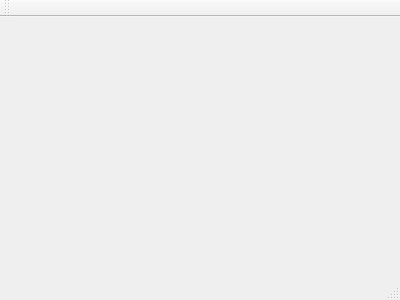
Above: student/11/timer/mainwindow.ui from AndrewGergis1997/Programming_2_C- before the change. Below: the same form after it.
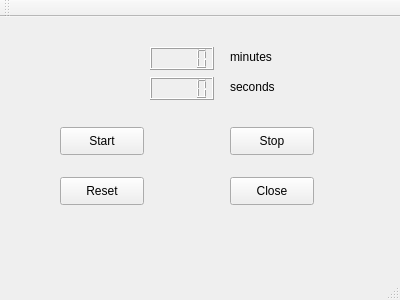
That is the form after the change.

```diff
--- a/student/11/timer/mainwindow.ui
+++ b/student/11/timer/mainwindow.ui
@@ -12,13 +12,127 @@
   <property name="windowTitle" >
    <string>MainWindow</string>
   </property>
-  <widget class="QMenuBar" name="menuBar" />
-  <widget class="QToolBar" name="mainToolBar" />
-  <widget class="QWidget" name="centralWidget" />
-  <widget class="QStatusBar" name="statusBar" />
+  <widget class="QWidget" name="centralWidget">
+   <widget class="QPushButton" name="startButton">
+    <property name="geometry">
+     <rect>
+      <x>60</x>
+      <y>110</y>
+      <width>84</width>
+      <height>28</height>
+     </rect>
+    </property>
+    <property name="text">
+     <string>Start</string>
+    </property>
+   </widget>
+   <widget class="QPushButton" name="stopButton">
+    <property name="geometry">
+     <rect>
+      <x>230</x>
+      <y>110</y>
+      <width>84</width>
+      <height>28</height>
+     </rect>
+    </property>
+    <property name="text">
+     <string>Stop</string>
+    </property>
+   </widget>
+   <widget class="QPushButton" name="closeButton">
+    <property name="geometry">
+     <rect>
+      <x>230</x>
+      <y>160</y>
+      <width>84</width>
+      <height>28</height>
+     </rect>
+    </property>
+    <property name="text">
+     <string>Close</string>
+    </property>
+   </widget>
+   <widget class="QPushButton" name="resetButton">
+    <property name="geometry">
+     <rect>
+      <x>60</x>
+      <y>160</y>
+      <width>84</width>
+      <height>28</height>
+     </rect>
+    </property>
+    <property name="text">
+     <string>Reset</string>
+    </property>
+   </widget>
+   <widget class="QLCDNumber" name="lcdNumberMin">
+    <property name="geometry">
+     <rect>
+      <x>150</x>
+      <y>30</y>
+      <width>64</width>
+      <height>23</height>
+     </rect>
+    </property>
+   </widget>
+   <widget class="QLCDNumber" name="lcdNumberSec">
+    <property name="geometry">
+     <rect>
+      <x>150</x>
+      <y>60</y>
+      <width>64</width>
+      <height>23</height>
+     </rect>
+    </property>
+   </widget>
+   <widget class="QLabel" name="minLabel">
+    <property name="geometry">
+     <rect>
+      <x>230</x>
+      <y>30</y>
+      <width>63</width>
+      <height>20</height>
+     </rect>
+    </property>
+    <property name="text">
+     <string>minutes</string>
+    </property>
+   </widget>
+   <widget class="QLabel" name="secLabel">
+    <property name="geometry">
+     <rect>
+      <x>230</x>
+      <y>60</y>
+      <width>63</width>
+      <height>20</height>
+     </rect>
+    </property>
+    <property name="text">
+     <string>seconds</string>
+    </property>
+   </widget>
+  </widget>
+  <widget class="QMenuBar" name="menuBar">
+   <property name="geometry">
+    <rect>
+     <x>0</x>
+     <y>0</y>
+     <width>400</width>
+     <height>25</height>
+    </rect>
+   </property>
+  </widget>
+  <widget class="QToolBar" name="mainToolBar">
+   <attribute name="toolBarArea">
+    <enum>TopToolBarArea</enum>
+   </attribute>
+   <attribute name="toolBarBreak">
+    <bool>false</bool>
+   </attribute>
+  </widget>
+  <widget class="QStatusBar" name="statusBar"/>
  </widget>
- <layoutDefault spacing="6" margin="11" />
- <pixmapfunction></pixmapfunction>
+ <layoutdefault spacing="6" margin="11"/>
  <resources/>
  <connections/>
 </ui>
```
Left out of the diff: 26 changed lines with no effect on the pictures.
